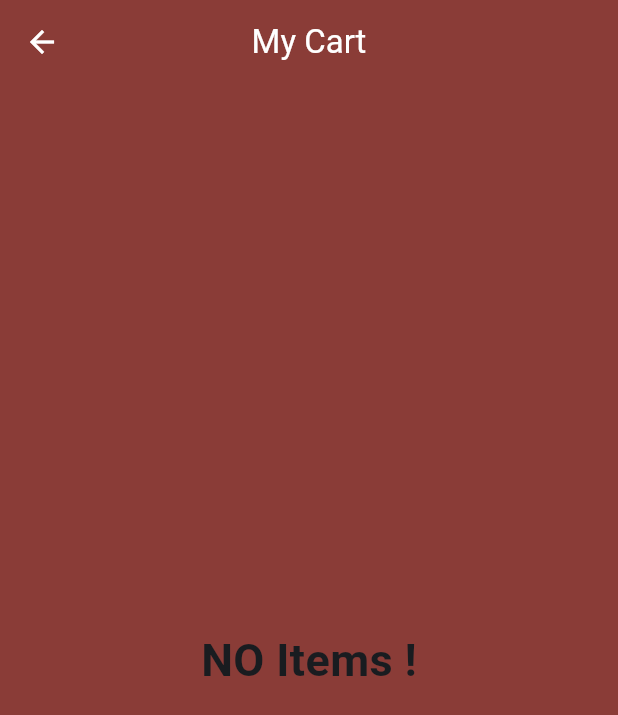
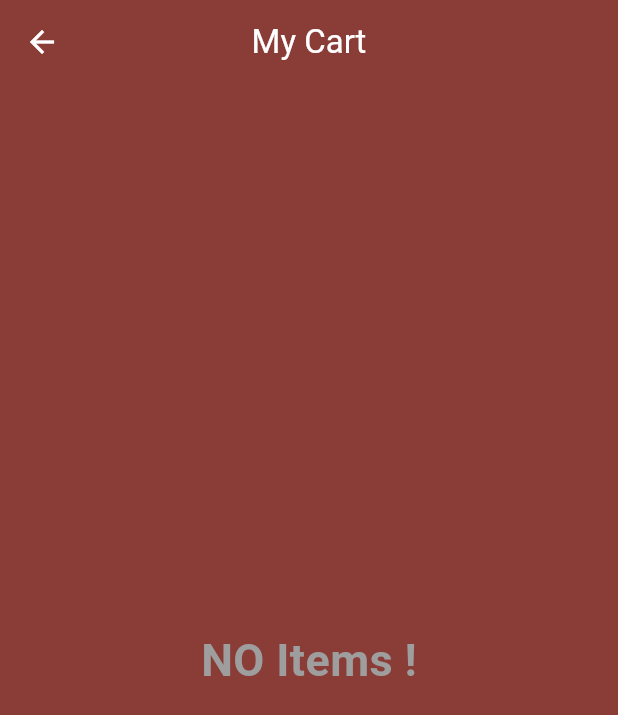
Before and after one commit to MinaYasser100/sushi-restaurant-app, a Flutter app: the ShopCartView screen opened by its route, on a phone screen of 412 x 824 dp. Shown: the top 715 px of the screen. Run offline on Flutter 3.47's test engine with Material 3 defaults, Android fonts, the phone set to English and light mode, and no system bars; our stand-ins replace flutter_bloc, get, google_fonts.

Commit message:
edit no shop cart text items

```diff
--- a/lib/features/shop_cart_view/views/widgets/no_shop_cart_items.dart
+++ b/lib/features/shop_cart_view/views/widgets/no_shop_cart_items.dart
@@ -8,10 +8,12 @@ class NoShopCartItems extends StatelessWidget {
 
   @override
   Widget build(BuildContext context) {
-    return const Center(
+    return Center(
       child: Text(
         'NO Items !',
-        style: Styles.textStyle30,
+        style: Styles.textStyle30.copyWith(
+          color: Colors.grey,
+        ),
       ),
     );
   }
```
